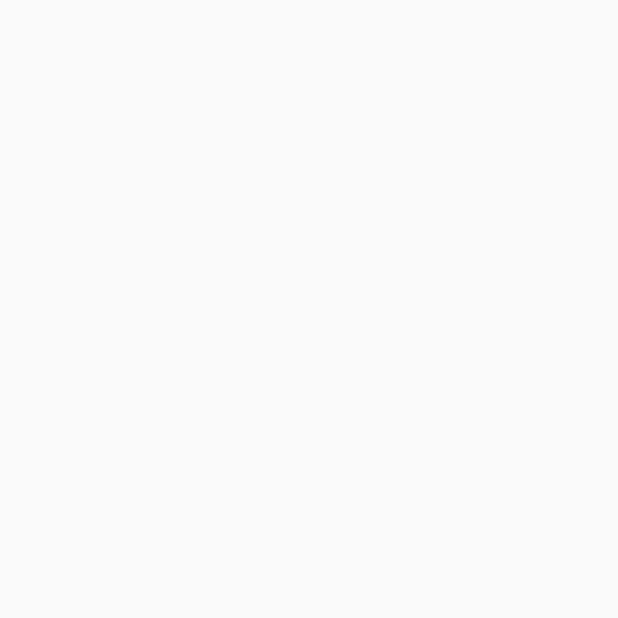
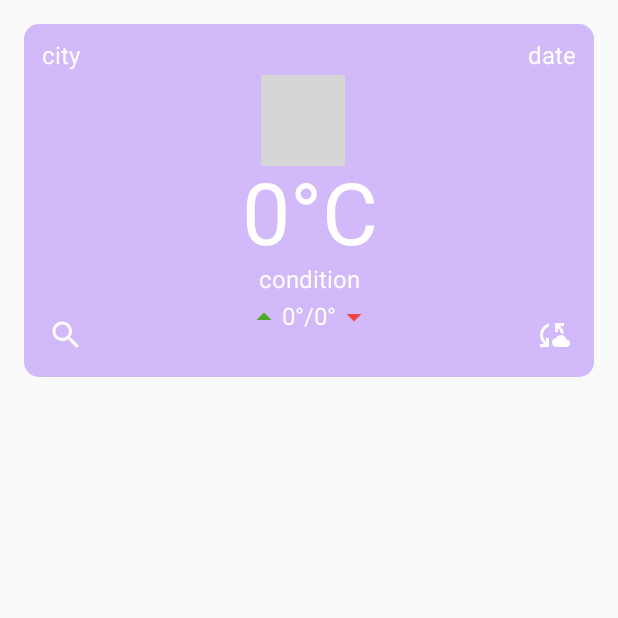
Before and after one commit to Clickonuser/WeatherCompose, an Android app built with Jetpack Compose: the screen it shows after launch (MainActivity), on a phone screen of 412 x 824 dp, the top half of it. Before the commit the part shown is empty. Run offline under Robolectric (Android 15) with nearby library versions, the phone set to English and light mode, and no system bars; pictures from the network do not load; grey boxes are pictures that could not be loaded.

Commit message:
Create main weather card including image display (coil)

```diff
--- a/app/build.gradle.kts
+++ b/app/build.gradle.kts
@@ -51,6 +51,8 @@ android {
 
 dependencies {
 
+    implementation(libs.coil.compose)
+
     implementation(libs.androidx.core.ktx)
     implementation(libs.androidx.lifecycle.runtime.ktx)
     implementation(libs.androidx.activity.compose)
--- a/app/src/main/java/com/example/weathercompose/MainActivity.kt
+++ b/app/src/main/java/com/example/weathercompose/MainActivity.kt
@@ -4,6 +4,29 @@ import android.os.Bundle
 import androidx.activity.ComponentActivity
 import androidx.activity.compose.setContent
 import androidx.activity.enableEdgeToEdge
+import androidx.compose.foundation.Image
+import androidx.compose.foundation.layout.Arrangement
+import androidx.compose.foundation.layout.Column
+import androidx.compose.foundation.layout.Row
+import androidx.compose.foundation.layout.fillMaxWidth
+import androidx.compose.foundation.layout.padding
+import androidx.compose.foundation.layout.size
+import androidx.compose.foundation.shape.RoundedCornerShape
+import androidx.compose.material3.Card
+import androidx.compose.material3.CardDefaults
+import androidx.compose.material3.Icon
+import androidx.compose.material3.IconButton
+import androidx.compose.material3.Text
+import androidx.compose.runtime.Composable
+import androidx.compose.ui.Alignment
+import androidx.compose.ui.Modifier
+import androidx.compose.ui.graphics.Color
+import androidx.compose.ui.res.painterResource
+import androidx.compose.ui.text.TextStyle
+import androidx.compose.ui.unit.dp
+import androidx.compose.ui.unit.sp
+import coil.compose.AsyncImage
+import com.example.weathercompose.ui.theme.ThemeWeather
 import com.example.weathercompose.ui.theme.WeatherComposeTheme
 
 class MainActivity : ComponentActivity() {
@@ -12,8 +35,102 @@ class MainActivity : ComponentActivity() {
         enableEdgeToEdge()
         setContent {
             WeatherComposeTheme {
-
+                MainCard()
             }
         }
     }
 }
+
+@Composable
+private fun MainCard() {
+    Card(
+        modifier = Modifier
+            .fillMaxWidth()
+            .padding(16.dp),
+        colors = CardDefaults.cardColors(
+            containerColor = ThemeWeather
+        ),
+        elevation = CardDefaults.cardElevation(
+            defaultElevation = 0.dp
+        ),
+        shape = RoundedCornerShape(10.dp)
+    ) {
+        Column(
+            modifier = Modifier
+                .fillMaxWidth()
+                .padding(4.dp),
+            horizontalAlignment = Alignment.CenterHorizontally
+        ) {
+            Row(
+                modifier = Modifier.fillMaxWidth(),
+                horizontalArrangement = Arrangement.SpaceBetween
+            ) {
+                Text(
+                    modifier = Modifier.padding(start = 8.dp, top = 8.dp),
+                    text = "city",
+                    style = TextStyle(fontSize = 16.sp, color = Color.White)
+                )
+                Text(
+                    modifier = Modifier.padding(end = 8.dp, top = 8.dp),
+                    text = "date",
+                    style = TextStyle(fontSize = 16.sp, color = Color.White)
+                )
+            }
+            AsyncImage(
+                modifier = Modifier
+                    .size(64.dp)
+                    .padding(top = 3.dp, end = 8.dp),
+                model = "https://cdn.weatherapi.com/weather/64x64/day/176.png",
+                contentDescription = "im condition",
+            )
+            Text(
+                text = "0°C",
+                style = TextStyle(fontSize = 57.sp, color = Color.White)
+            )
+            Text(
+                text = "condition",
+                style = TextStyle(fontSize = 16.sp, color = Color.White),
+                modifier = Modifier.padding(bottom = 3.dp)
+            )
+            Row(
+                modifier = Modifier.fillMaxWidth(),
+                horizontalArrangement = Arrangement.SpaceBetween
+            ) {
+                IconButton(onClick = {
+
+                }) {
+                    Icon(
+                        painter = painterResource(id = R.drawable.ic_search),
+                        contentDescription = "ic search",
+                        tint = Color.White
+                    )
+                }
+                Row(
+                    verticalAlignment = Alignment.CenterVertically
+                ) {
+                    Image(
+                        painter = painterResource(id = R.drawable.ic_up),
+                        contentDescription = "ic up"
+                    )
+                    Text(
+                        text = "0°/0°",
+                        style = TextStyle(fontSize = 16.sp, color = Color.White)
+                    )
+                    Image(
+                        painter = painterResource(id = R.drawable.ic_down),
+                        contentDescription = "ic down"
+                    )
+                }
+                IconButton(onClick = {
+
+                }) {
+                    Icon(
+                        painter = painterResource(id = R.drawable.ic_sync),
+                        contentDescription = "ic sync",
+                        tint = Color.White
+                    )
+                }
+            }
+        }
+    }
+}
--- a/app/src/main/java/com/example/weathercompose/ui/theme/Color.kt
+++ b/app/src/main/java/com/example/weathercompose/ui/theme/Color.kt
@@ -9,3 +9,5 @@ val Pink80 = Color(0xFFEFB8C8)
 val Purple40 = Color(0xFF6650a4)
 val PurpleGrey40 = Color(0xFF625b71)
 val Pink40 = Color(0xFF7D5260)
+
+val ThemeWeather = Color(0x598842F8)
--- /dev/null
+++ b/app/src/main/res/drawable/ic_down.xml
@@ -0,0 +1,5 @@
+<vector xmlns:android="http://schemas.android.com/apk/res/android" android:height="24dp" android:tint="#F14646" android:viewportHeight="24" android:viewportWidth="24" android:width="24dp">
+
+    <path android:fillColor="@android:color/white" android:pathData="M7,10l5,5 5,-5z"/>
+
+</vector>
--- /dev/null
+++ b/app/src/main/res/drawable/ic_search.xml
@@ -0,0 +1,5 @@
+<vector xmlns:android="http://schemas.android.com/apk/res/android" android:height="24dp" android:tint="#FFFFFF" android:viewportHeight="24" android:viewportWidth="24" android:width="24dp">
+
+    <path android:fillColor="@android:color/white" android:pathData="M15.5,14h-0.79l-0.28,-0.27C15.41,12.59 16,11.11 16,9.5 16,5.91 13.09,3 9.5,3S3,5.91 3,9.5 5.91,16 9.5,16c1.61,0 3.09,-0.59 4.23,-1.57l0.27,0.28v0.79l5,4.99L20.49,19l-4.99,-5zM9.5,14C7.01,14 5,11.99 5,9.5S7.01,5 9.5,5 14,7.01 14,9.5 11.99,14 9.5,14z"/>
+
+</vector>
--- /dev/null
+++ b/app/src/main/res/drawable/ic_sync.xml
@@ -0,0 +1,5 @@
+<vector xmlns:android="http://schemas.android.com/apk/res/android" android:height="24dp" android:tint="#FFFFFF" android:viewportHeight="24" android:viewportWidth="24" android:width="24dp">
+
+    <path android:fillColor="@android:color/white" android:pathData="M21.5,14.98c-0.02,0 -0.03,0 -0.05,0.01C21.2,13.3 19.76,12 18,12c-1.4,0 -2.6,0.83 -3.16,2.02C13.26,14.1 12,15.4 12,17c0,1.66 1.34,3 3,3l6.5,-0.02c1.38,0 2.5,-1.12 2.5,-2.5S22.88,14.98 21.5,14.98zM10,4.26v2.09C7.67,7.18 6,9.39 6,12c0,1.77 0.78,3.34 2,4.44V14h2v6H4v-2h2.73C5.06,16.54 4,14.4 4,12C4,8.27 6.55,5.15 10,4.26zM20,6h-2.73c1.43,1.26 2.41,3.01 2.66,5l-2.02,0C17.68,9.64 16.98,8.45 16,7.56V10h-2V4h6V6z"/>
+
+</vector>
--- /dev/null
+++ b/app/src/main/res/drawable/ic_up.xml
@@ -0,0 +1,5 @@
+<vector xmlns:android="http://schemas.android.com/apk/res/android" android:height="24dp" android:tint="#4DA928" android:viewportHeight="24" android:viewportWidth="24" android:width="24dp">
+
+    <path android:fillColor="@android:color/white" android:pathData="M7,14l5,-5 5,5z"/>
+
+</vector>
--- a/gradle/libs.versions.toml
+++ b/gradle/libs.versions.toml
@@ -8,6 +8,7 @@ espressoCore = "3.6.1"
 lifecycleRuntimeKtx = "2.8.5"
 activityCompose = "1.9.2"
 composeBom = "2024.04.01"
+coilVersion = "2.0.0-rc01"
 
 [libraries]
 androidx-core-ktx = { group = "androidx.core", name = "core-ktx", version.ref = "coreKtx" }
@@ -24,6 +25,7 @@ androidx-ui-tooling-preview = { group = "androidx.compose.ui", name = "ui-toolin
 androidx-ui-test-manifest = { group = "androidx.compose.ui", name = "ui-test-manifest" }
 androidx-ui-test-junit4 = { group = "androidx.compose.ui", name = "ui-test-junit4" }
 androidx-material3 = { group = "androidx.compose.material3", name = "material3" }
+coil-compose = { group = "io.coil-kt", name = "coil-compose", version.ref = "coilVersion" }
 
 [plugins]
 android-application = { id = "com.android.application", version.ref = "agp" }
```
